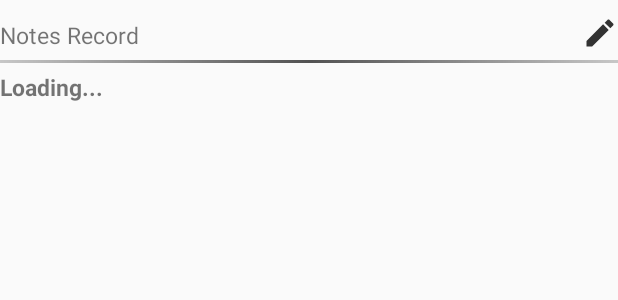
After one commit to tbhome22/floorcalcapp, an Android app: the layout fragment_detailpage_05.xml on its own in the app's theme, with its tools: preview values and no code run, on a phone screen of 412 x 824 dp. The commit adds this screen. Shown: the top 300 px of the screen. Run offline under Robolectric (Android 15) with nearby library versions, the phone set to English and light mode, and no system bars.

Commit message:
initial production release - Added Notes Record

```diff
--- a/app/build.gradle
+++ b/app/build.gradle
@@ -1,6 +1,6 @@
 apply plugin: 'com.android.application'
 
-def gitTag = 'git describe --tags --abbrev=0'.execute([], project.rootDir).text
+def gitTag = 'git describe --tags'.execute([], project.rootDir).text.trim()
 def gitCommitCount = Integer.parseInt('git rev-list --count HEAD'.execute([], project.rootDir).text.trim())
 
 android {
--- a/app/src/main/java/com/example/floorboardcalculator/ui/mainpg/AddNewActivity.java
+++ b/app/src/main/java/com/example/floorboardcalculator/ui/mainpg/AddNewActivity.java
@@ -85,8 +85,8 @@ public class AddNewActivity extends AppCompatActivity implements IWizardListener
                 break;
 
             case R.layout.fragment_addpage_05:
-                tabLayout.getTabAt(4).setIcon(isValid? R.drawable.ic_add_success : R.drawable.ic_block_red);
-                tabLayout.getTabAt(4).getIcon().setColorFilter(isValid? Color.GREEN : Color.RED, PorterDuff.Mode.SRC_IN);
+                tabLayout.getTabAt(5).setIcon(isValid? R.drawable.ic_add_success : R.drawable.ic_block_red);
+                tabLayout.getTabAt(5).getIcon().setColorFilter(isValid? Color.GREEN : Color.RED, PorterDuff.Mode.SRC_IN);
                 break;
         }
     }
--- a/app/src/main/java/com/example/floorboardcalculator/ui/mainpg/WizardPageAdapter.java
+++ b/app/src/main/java/com/example/floorboardcalculator/ui/mainpg/WizardPageAdapter.java
@@ -101,7 +101,7 @@ public class WizardPageAdapter extends FragmentStateAdapter implements IWizardLi
 
     private void initResult() {
         for(WizardViewModel model : WizardViewModel.values()) {
-            if(model.getLayoutResId() != R.layout.fragment_addpage_05){
+            if(model.getLayoutResId() != R.layout.fragment_addpage_05 && model.getLayoutResId() != R.layout.fragment_addpage_06 ){
                 LayoutStateController controller = new LayoutStateController();
                 controller.layoutId = model.getLayoutResId();
                 controller.valid = false;
--- a/app/src/main/java/com/example/floorboardcalculator/ui/mainpg/WizardViewModel.java
+++ b/app/src/main/java/com/example/floorboardcalculator/ui/mainpg/WizardViewModel.java
@@ -11,7 +11,8 @@ public enum WizardViewModel {
     STEP2(R.string.step_02, R.layout.fragment_addpage_02, R.string.step_title_02),
     STEP3(R.string.step_03, R.layout.fragment_addpage_03, R.string.step_title_03),
     STEP4(R.string.step_04, R.layout.fragment_addpage_04, R.string.step_title_04),
-    STEP5(R.string.step_05, R.layout.fragment_addpage_05, R.string.step_title_05);
+    STEP5(R.string.step_05, R.layout.fragment_addpage_06, R.string.step_title_05),
+    STEP6(R.string.step_06, R.layout.fragment_addpage_05, R.string.step_title_06);
 
     @LayoutRes
     private int layoutResId;
--- a/app/src/main/java/com/example/floorboardcalculator/ui/mainpg/addFragment/Confirmation.java
+++ b/app/src/main/java/com/example/floorboardcalculator/ui/mainpg/addFragment/Confirmation.java
@@ -211,6 +211,7 @@ public class Confirmation extends StepDynamicFragment {
                     .append("Lat", customer.getLat())
                     .append("Lng", customer.getLng())
                     .append("Exported", false)
+                    .append("Notes", customer.getNotes())
                     .append("FloorPlan", data)
                     .append("FloorInf", obj2);
 
--- a/app/src/main/java/com/example/floorboardcalculator/ui/mainpg/addFragment/StepDynamicFragment.java
+++ b/app/src/main/java/com/example/floorboardcalculator/ui/mainpg/addFragment/StepDynamicFragment.java
@@ -70,6 +70,10 @@ public class StepDynamicFragment extends WizardDataParser {
             case R.layout.fragment_addpage_05:
                 info = new Confirmation(selectedResource, position);
                 break;
+
+            case R.layout.fragment_addpage_06:
+                info = new NotesRecord(selectedResource, position);
+                break;
         }
 
         info.activity = getActivity();
--- a/app/src/main/java/com/example/floorboardcalculator/ui/pagerdetails/InformationAdapter.java
+++ b/app/src/main/java/com/example/floorboardcalculator/ui/pagerdetails/InformationAdapter.java
@@ -15,6 +15,7 @@ import com.example.floorboardcalculator.ui.pagerdetails.fragments.CustomerFragme
 import com.example.floorboardcalculator.ui.pagerdetails.fragments.FloorPlanFragment;
 import com.example.floorboardcalculator.ui.pagerdetails.fragments.InformationProcess;
 import com.example.floorboardcalculator.ui.pagerdetails.fragments.LocationFragment;
+import com.example.floorboardcalculator.ui.pagerdetails.fragments.NotesFragment;
 import com.example.floorboardcalculator.ui.pagerdetails.fragments.PagerListener;
 import com.example.floorboardcalculator.ui.pagerdetails.fragments.PriceFragment;
 
@@ -137,22 +138,27 @@ public class InformationAdapter extends FragmentStateAdapter implements Informat
         CustomerFragment customerFrag = new CustomerFragment();
         LocationFragment locationFrag = new LocationFragment();
         FloorPlanFragment planFrag = new FloorPlanFragment();
+        NotesFragment notesFrag = new NotesFragment();
 
         fragments.add(customerFrag);
         fragments.add(locationFrag);
         fragments.add(planFrag);
+        fragments.add(notesFrag);
 
         fragmentTitle.add("Customer Info");
         fragmentTitle.add("Location Info");
         fragmentTitle.add("Floor Plan");
+        fragmentTitle.add("Notes");
 
         customerFrag.setDataProcess(this);
         locationFrag.setDataProcess(this);
         planFrag.setDataProcess(this);
+        notesFrag.setDataProcess(this);
 
         setDataListener(customerFrag);
         setDataListener(locationFrag);
         setDataListener(planFrag);
+        setDataListener(notesFrag);
 
         setConfigListener(planFrag);
 
--- /dev/null
+++ b/app/src/main/res/layout/fragment_detailpage_05.xml
@@ -0,0 +1,91 @@
+<?xml version="1.0" encoding="utf-8"?>
+<ScrollView
+    xmlns:android="http://schemas.android.com/apk/res/android"
+    xmlns:app="http://schemas.android.com/apk/res-auto"
+    xmlns:tools="http://schemas.android.com/tools"
+    android:layout_width="match_parent"
+    android:layout_height="wrap_content"
+    tools:context=".ui.pagerdetails.fragments.NotesFragment">
+
+    <LinearLayout
+        android:layout_width="match_parent"
+        android:layout_height="wrap_content"
+        android:orientation="vertical"
+        app:layout_constraintEnd_toEndOf="parent"
+        app:layout_constraintStart_toStartOf="parent"
+        app:layout_constraintTop_toTopOf="parent">
+
+        <LinearLayout
+            android:layout_width="match_parent"
+            android:layout_height="wrap_content"
+            android:orientation="vertical">
+
+            <RelativeLayout
+                android:layout_width="match_parent"
+                android:layout_height="wrap_content"
+                android:paddingTop="10dp">
+
+                <TextView
+                    android:layout_width="match_parent"
+                    android:layout_height="wrap_content"
+                    android:textSize="7pt"
+                    android:text="Notes Record"
+                    android:layout_alignParentStart="true"
+                    android:layout_alignParentBottom="true"/>
+
+                <ImageButton
+                    android:id="@+id/btn_noteEdit"
+                    android:layout_width="wrap_content"
+                    android:layout_height="wrap_content"
+                    android:src="@drawable/ic_edit"
+                    android:layout_alignParentEnd="true"
+                    android:background="@android:color/transparent" />
+
+                <ImageButton
+                    android:id="@+id/btn_cancelEdit"
+                    android:layout_width="wrap_content"
+                    android:layout_height="wrap_content"
+                    android:src="@drawable/ic_block"
+                    android:background="@android:color/transparent"
+                    android:layout_toStartOf="@id/btn_noteEdit"
+                    android:layout_marginEnd="10dp"
+                    android:visibility="gone"/>
+
+            </RelativeLayout>
+
+            <View
+                android:layout_width="match_parent"
+                android:layout_height="2dp"
+                android:background="@drawable/line_separator"
+                android:layout_marginTop="6dp"
+                android:layout_marginBottom="5dp"/>
+
+            <TextView
+                android:id="@+id/detail_notes"
+                android:layout_width="wrap_content"
+                android:layout_height="wrap_content"
+                android:textSize="7pt"
+                android:textStyle="bold"
+                android:text="@string/loading"/>
+
+            <LinearLayout
+                android:layout_width="match_parent"
+                android:layout_height="wrap_content"
+                android:orientation="vertical">
+
+                <EditText
+                    android:id="@+id/detail_editNotes"
+                    android:layout_width="match_parent"
+                    android:layout_height="200dp"
+                    android:inputType="textMultiLine"
+                    android:textAlignment="viewStart"
+                    android:maxLength="500"
+                    android:visibility="gone" />
+
+            </LinearLayout>
+
+        </LinearLayout>
+
+    </LinearLayout>
+
+</ScrollView>
--- a/app/src/main/res/values/strings.xml
+++ b/app/src/main/res/values/strings.xml
@@ -42,12 +42,14 @@
     <string name="step_03">Step 3</string>
     <string name="step_04">Step 4</string>
     <string name="step_05">Step 5</string>
+    <string name="step_06">Step 6</string>
 
     <string name="step_title_01">Customer Information</string>
     <string name="step_title_02">Building Information</string>
     <string name="step_title_03">Floor Information</string>
     <string name="step_title_04">Floor Plan</string>
-    <string name="step_title_05">Confirmation</string>
+    <string name="step_title_05">Notes</string>
+    <string name="step_title_06">Confirmation</string>
 
     <string-array name="si_metric">
         <item>Auto</item>
```
Also changed, not shown: app/src/main/java/com/example/floorboardcalculator/core/datamodel/Customer.java (+9 -0 lines), app/src/main/java/com/example/floorboardcalculator/ui/lists/ListDataFragment.java (+17 -8 lines), app/src/main/java/com/example/floorboardcalculator/ui/mainpg/addFragment/NotesRecord.java (added, +62 -0 lines), app/src/main/java/com/example/floorboardcalculator/ui/pagerdetails/fragments/FloorPlanFragment.java (+7 -18 lines), app/src/main/java/com/example/floorboardcalculator/ui/pagerdetails/fragments/NotesFragment.java (added, +174 -0 lines), app/src/main/java/com/example/floorboardcalculator/ui/pdf/PDFExporter.java (+6 -2 lines), app/src/main/res/layout/fragment_addpage_06.xml (added, +31 -0 lines), gradle/wrapper/gradle-wrapper.properties.
